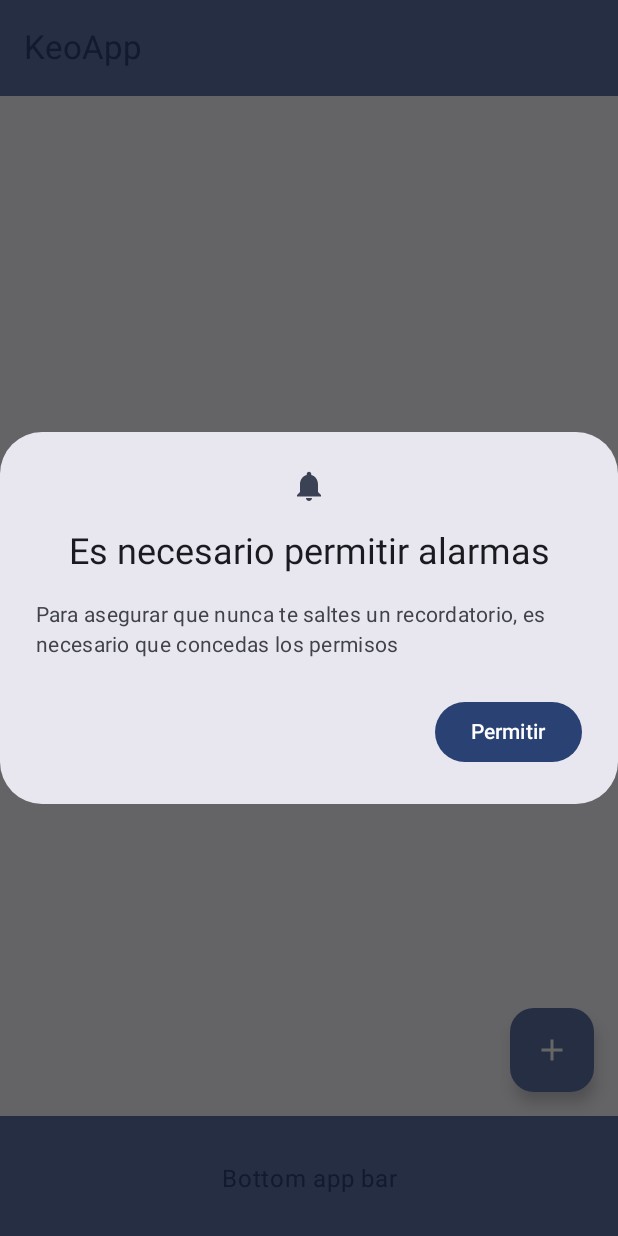
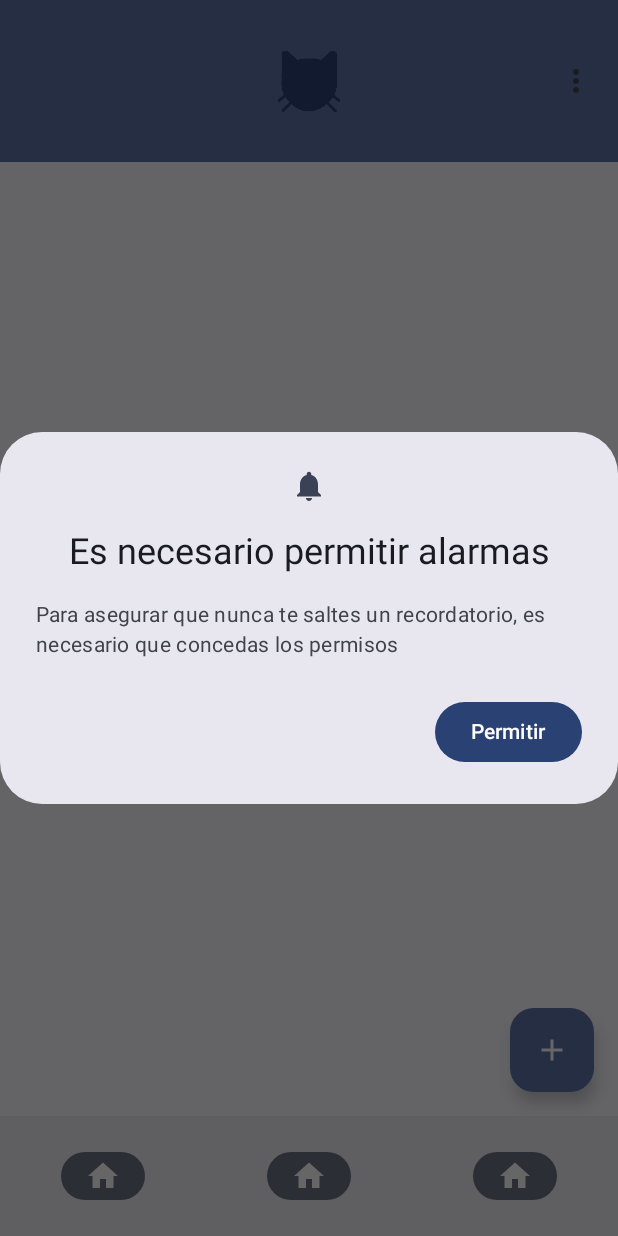
Before and after one commit to RaulRodal/KeoApp, an Android app built with Jetpack Compose: the screen it shows after launch (MainActivity), on a phone screen of 412 x 824 dp. Run offline under Robolectric (Android 15) with nearby library versions, the phone set to English and light mode, and no system bars; our stand-ins replace Dagger/Hilt's generated code, Room's generated code.

Commit message:
topbar and bottom added

```diff
--- a/app/src/main/java/es/rodal/keoapp/ui/recordatorio/home/RecordatorioScreen.kt
+++ b/app/src/main/java/es/rodal/keoapp/ui/recordatorio/home/RecordatorioScreen.kt
@@ -29,7 +29,6 @@ import androidx.compose.foundation.lazy.LazyColumn
 import androidx.compose.foundation.lazy.items
 import androidx.compose.material.icons.Icons
 import androidx.compose.material.icons.filled.Add
-import androidx.compose.material3.BottomAppBar
 import androidx.compose.material3.Button
 import androidx.compose.material3.ButtonColors
 import androidx.compose.material3.Card
@@ -40,20 +39,19 @@ import androidx.compose.material3.Icon
 import androidx.compose.material3.MaterialTheme
 import androidx.compose.material3.Scaffold
 import androidx.compose.material3.Text
-import androidx.compose.material3.TopAppBar
-import androidx.compose.material3.TopAppBarColors
 import androidx.compose.runtime.Composable
 import androidx.compose.runtime.getValue
 import androidx.compose.ui.Alignment
 import androidx.compose.ui.Modifier
 import androidx.compose.ui.res.dimensionResource
 import androidx.compose.ui.res.stringResource
-import androidx.compose.ui.text.style.TextAlign
 import androidx.compose.ui.unit.sp
 import androidx.hilt.navigation.compose.hiltViewModel
 import androidx.navigation.NavController
 import es.rodal.keoapp.R
 import es.rodal.keoapp.data.domain.model.Recordatorio
+import es.rodal.keoapp.ui.utils.KeoBottomAppBar
+import es.rodal.keoapp.ui.utils.KeoTopAppBar
 import es.rodal.keoapp.ui.utils.PermissionAlarmDialog
 import es.rodal.keoapp.ui.utils.PermissionDialog
 
@@ -88,31 +86,10 @@ fun RecordatorioScaffold(
 ) {
     Scaffold(
         topBar = {
-            TopAppBar(
-                colors = TopAppBarColors(
-                    containerColor = MaterialTheme.colorScheme.primaryContainer,
-                    titleContentColor = MaterialTheme.colorScheme.primary,
-                    actionIconContentColor = MaterialTheme.colorScheme.primary,
-                    navigationIconContentColor = MaterialTheme.colorScheme.primary,
-                    scrolledContainerColor = MaterialTheme.colorScheme.primaryContainer
-                ),
-                title = {
-                    Text(stringResource(id = R.string.app_name))
-                }
-            )
+            KeoTopAppBar(null)
         },
         bottomBar = {
-            BottomAppBar(
-                containerColor = MaterialTheme.colorScheme.primaryContainer,
-                contentColor = MaterialTheme.colorScheme.primary,
-            ) {
-                Text(
-                    modifier = Modifier
-                        .fillMaxWidth(),
-                    textAlign = TextAlign.Center,
-                    text = "Bottom app bar",
-                )
-            }
+            KeoBottomAppBar(navController)
         },
         floatingActionButton = {
             FloatingActionButton(onClick = navigateToRecordatorioEntry) {
--- /dev/null
+++ b/app/src/main/java/es/rodal/keoapp/ui/utils/UiUtils.kt
@@ -0,0 +1,99 @@
+package es.rodal.keoapp.ui.utils
+
+import androidx.compose.foundation.layout.Arrangement
+import androidx.compose.foundation.layout.Row
+import androidx.compose.foundation.layout.fillMaxWidth
+import androidx.compose.material.icons.Icons
+import androidx.compose.material.icons.automirrored.filled.ArrowBack
+import androidx.compose.material.icons.filled.Home
+import androidx.compose.material.icons.filled.MoreVert
+import androidx.compose.material3.CenterAlignedTopAppBar
+import androidx.compose.material3.ExperimentalMaterial3Api
+import androidx.compose.material3.Icon
+import androidx.compose.material3.IconButton
+import androidx.compose.material3.MaterialTheme
+import androidx.compose.material3.NavigationBar
+import androidx.compose.material3.NavigationBarItem
+import androidx.compose.material3.TopAppBarDefaults
+import androidx.compose.runtime.Composable
+import androidx.compose.ui.Alignment
+import androidx.compose.ui.Modifier
+import androidx.compose.ui.res.painterResource
+import androidx.compose.ui.res.stringResource
+import androidx.navigation.NavController
+import es.rodal.keoapp.R
+import java.util.Objects
+
+
+@OptIn(ExperimentalMaterial3Api::class)
+@Composable
+fun KeoTopAppBar(navigateBack: (() -> Unit)?, modifier: Modifier = Modifier) {
+    CenterAlignedTopAppBar(
+        colors = TopAppBarDefaults.topAppBarColors(
+            containerColor = MaterialTheme.colorScheme.primaryContainer,
+            titleContentColor = MaterialTheme.colorScheme.primary,
+        ),
+        title = {
+            Icon(painter = painterResource(id = R.mipmap.ic_launcher_foreground), contentDescription = null)
+//            Text(
+//                text = stringResource(id = R.string.app_name),
+//                maxLines = 1,
+//                overflow = TextOverflow.Ellipsis
+//            )
+        },
+        navigationIcon = {
+            if (Objects.nonNull(navigateBack)) {
+                IconButton(onClick = { /* do something */ }) {
+                    Icon(
+                        imageVector = Icons.AutoMirrored.Filled.ArrowBack,
+                        contentDescription = "Localized description"
+                    )
+                }
+            }
+        },
+        actions = {
+            IconButton(onClick = { /* do something */ }) {
+                Icon(
+                    imageVector = Icons.Filled.MoreVert,
+                    contentDescription = "Localized description"
+                )
+            }
+        }
+    )
+}
+
+@Composable
+fun KeoBottomAppBar(navController: NavController, modifier: Modifier = Modifier) {
+    NavigationBar(modifier) {
+        Row (
+            Modifier.fillMaxWidth(),
+            horizontalArrangement = Arrangement.SpaceEvenly,
+            verticalAlignment = Alignment.CenterVertically
+        ) {
+            NavigationBarItem(
+                selected = true,
+                onClick = {  },
+                icon = { Icon(
+                    imageVector = Icons.Filled.Home,
+                    contentDescription = stringResource(id = R.string.home)
+                ) }
+            )
+            NavigationBarItem(
+                selected = true,
+                onClick = { /*TODO*/ },
+                icon = { Icon(
+                    imageVector = Icons.Filled.Home,
+                    contentDescription = stringResource(id = R.string.home)
+                ) }
+            )
+            NavigationBarItem(
+                selected = true,
+                onClick = { /*TODO*/ },
+                icon = { Icon(
+                    imageVector = Icons.Filled.Home,
+                    contentDescription = stringResource(id = R.string.home)
+                ) }
+            )
+        }
+    }
+}
```
